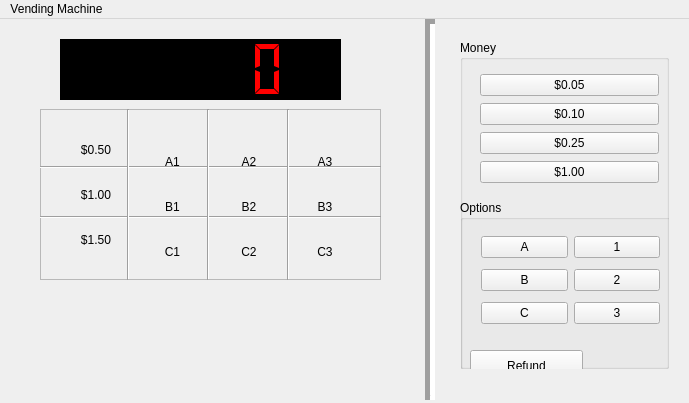
This is mainwindow.ui in gfields93/VendingMachine as Qt 5 draws it before an edit. The edited form follows.
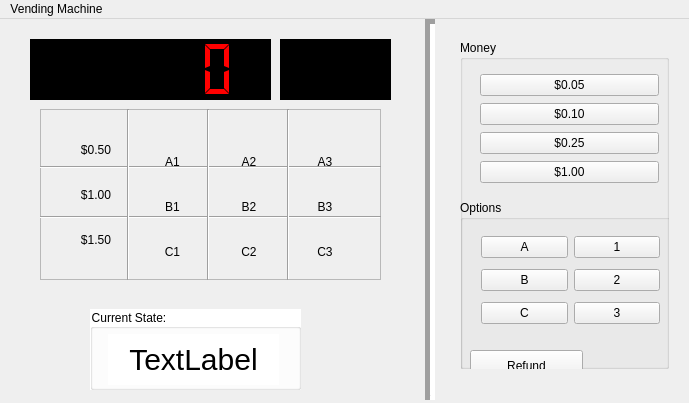
This is the edited form.

Diff of the .ui file:
```diff
--- a/mainwindow.ui
+++ b/mainwindow.ui
@@ -33,9 +33,9 @@
    <widget class="QLCDNumber" name="lcdNumber">
     <property name="geometry">
      <rect>
-      <x>60</x>
+      <x>30</x>
       <y>20</y>
-      <width>281</width>
+      <width>241</width>
       <height>61</height>
      </rect>
     </property>
@@ -263,7 +263,28 @@
      </layout>
     </widget>
    </widget>
-   <widget class="QWidget" name="">
+   <widget class="QLabel" name="OptionLabel">
+    <property name="geometry">
+     <rect>
+      <x>280</x>
+      <y>20</y>
+      <width>111</width>
+      <height>61</height>
+     </rect>
+    </property>
+    <property name="styleSheet">
+     <string notr="true">background-color:black;
+color:red;
+font-size:60px</string>
+    </property>
+    <property name="text">
+     <string/>
+    </property>
+    <property name="alignment">
+     <set>Qt::AlignCenter</set>
+    </property>
+   </widget>
+   <widget class="QWidget" name="layoutWidget">
     <property name="geometry">
      <rect>
       <x>449</x>
@@ -405,6 +426,42 @@
      </item>
     </layout>
    </widget>
+   <widget class="QGroupBox" name="groupBox_3">
+    <property name="geometry">
+     <rect>
+      <x>90</x>
+      <y>290</y>
+      <width>211</width>
+      <height>81</height>
+     </rect>
+    </property>
+    <property name="styleSheet">
+     <string notr="true">background-color:white;
+</string>
+    </property>
+    <property name="title">
+     <string>Current State:</string>
+    </property>
+    <widget class="QLabel" name="StateLabel">
+     <property name="geometry">
+      <rect>
+       <x>18</x>
+       <y>25</y>
+       <width>171</width>
+       <height>51</height>
+      </rect>
+     </property>
+     <property name="styleSheet">
+      <string notr="true">font-size:30px</string>
+     </property>
+     <property name="text">
+      <string>TextLabel</string>
+     </property>
+     <property name="alignment">
+      <set>Qt::AlignCenter</set>
+     </property>
+    </widget>
+   </widget>
   </widget>
   <widget class="QMenuBar" name="menuBar">
    <property name="geometry">
```
Left out of the diff: 5 changed lines with no effect on the pictures.
